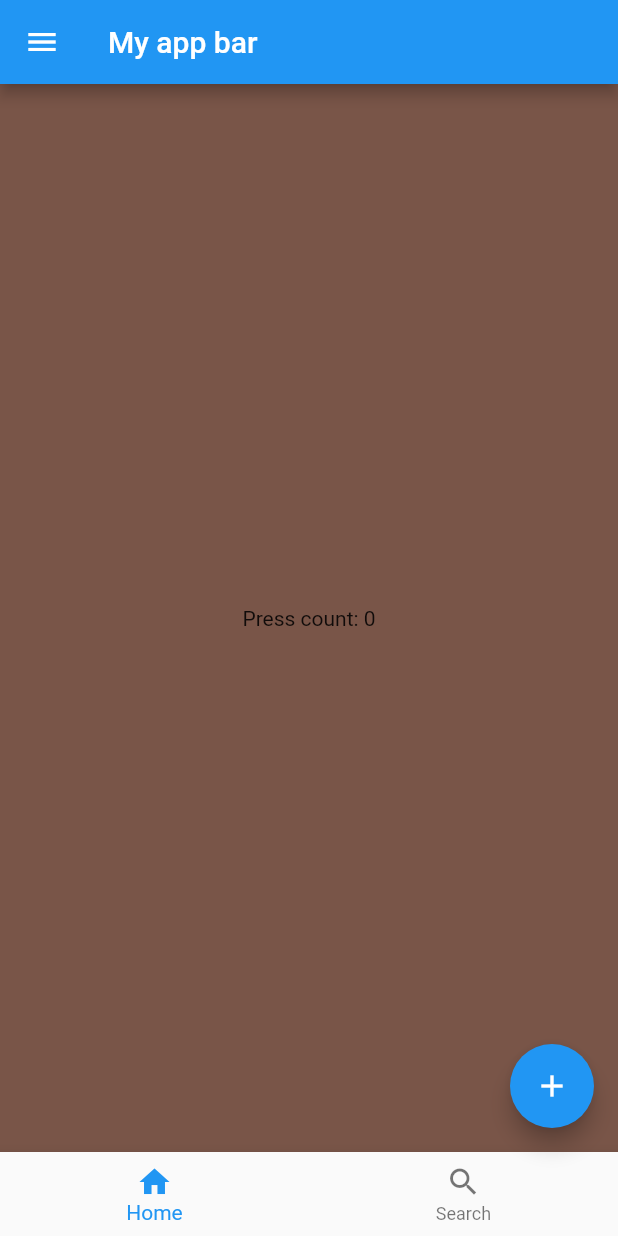
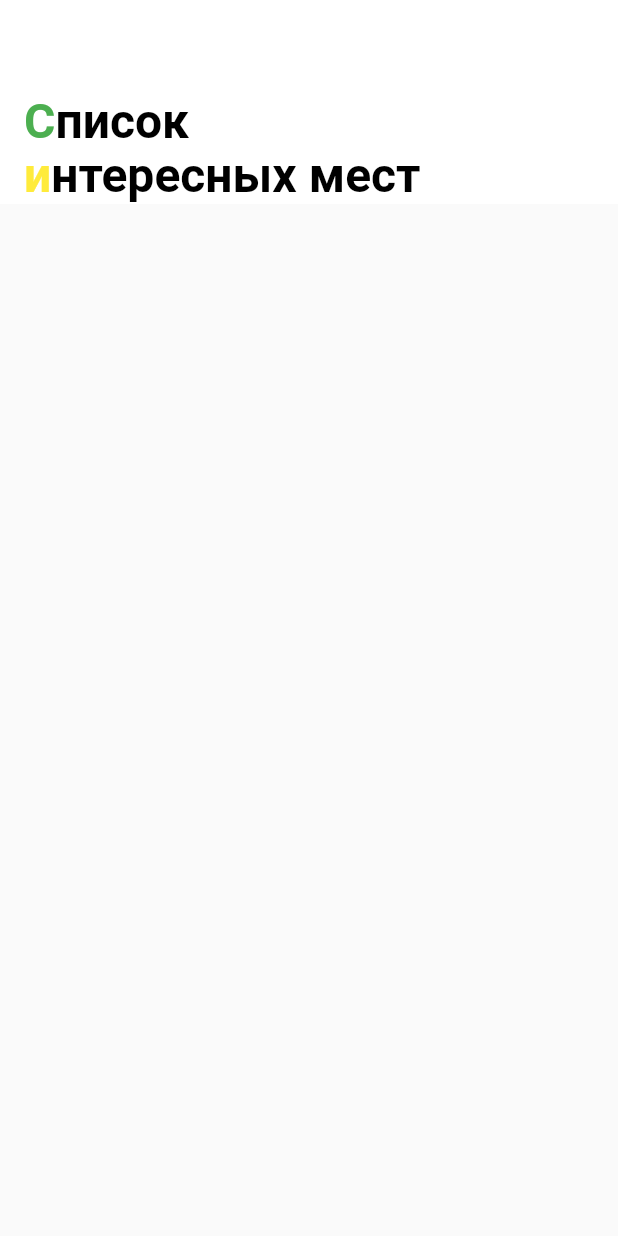
Before and after one commit to ivanthespacebiker/Flutterplaces, a Flutter app: the screen it shows after launch, on a phone screen of 412 x 824 dp. Run offline on Flutter 3.47's test engine with Material 2 defaults, Android fonts, the phone set to English and light mode, and no system bars.

Commit message:
TextTextStyle

```diff
--- a/lib/ui/screen/sight_list_screen.dart
+++ b/lib/ui/screen/sight_list_screen.dart
@@ -1,3 +1,5 @@
+/// Экран со списком интересных мест
+
 import 'package:flutter/material.dart';
 import 'package:flutter/widgets.dart';
 
@@ -7,86 +9,48 @@ class SightListScreen extends StatefulWidget {
 }
 
 class _SightListScreenState extends State<SightListScreen> {
-  int _pressCount = 0;
   @override
   Widget build(BuildContext context) {
     return Scaffold(
-      appBar: AppBar(
-        title: Text("My app bar"),
-      ),
-      body: Center(
-        child: Flex(
-            crossAxisAlignment: CrossAxisAlignment.stretch,
-            direction: Axis.vertical,
-            children: [
-              Flexible(
-                fit: FlexFit.tight,
-                child: Flex(
-                  crossAxisAlignment: CrossAxisAlignment.stretch,
-                  direction: Axis.horizontal,
-                  children: [
-                    Flexible(
-                      fit: FlexFit.tight,
-                      child: Container(
-                        color: Colors.brown,
-                        child: Center(
-                          child: Text('Press count: $_pressCount'),
-                        ),
-                      ),
-                    )
-                  ],
+      appBar: PreferredSize(
+        preferredSize: Size.fromHeight(136.0),
+        child: AppBar(
+          elevation: 0.0,
+          backgroundColor: Colors.white,
+          flexibleSpace: Container(
+            padding: EdgeInsets.only(top: 64, bottom: 0, left: 16, right: 16),
+            margin: EdgeInsets.zero,
+            child: RichText(
+              textAlign: TextAlign.left,
+              text: TextSpan(
+                style: TextStyle(
+                  color: Colors.black,
+                  fontSize: 32,
+                  fontWeight: FontWeight.bold,
+                  fontStyle: FontStyle.normal,
+                  height: 1.12,
                 ),
-              ),
-            ]),
-      ),
-      drawer: Drawer(
-        child: new ListView(
-          children: [
-            new DrawerHeader(
-              child: new Text("My drawer Header"),
-              decoration: new BoxDecoration(
-                color: Colors.blue,
+                children: [
+                  TextSpan(
+                    text: "С",
+                    style: TextStyle(color: Colors.green),
+                  ),
+                  TextSpan(
+                    text: "писок ",
+                  ),
+                  TextSpan(
+                    text: "\nи",
+                    style: TextStyle(color: Colors.yellow),
+                  ),
+                  TextSpan(
+                    text: "нтересных мест",
+                  ),
+                ],
               ),
             ),
-            new Text("My drawer item 1"),
-            new Text("My drawer item 2"),
-            new Text("My drawer item 3"),
-          ],
+          ),
         ),
-      ),
-      bottomNavigationBar: new BottomNavigationBar(
-        items: [
-          new BottomNavigationBarItem(
-            icon: new Icon(Icons.home),
-            label: "Home",
-          ),
-          new BottomNavigationBarItem(
-            icon: new Icon(Icons.search),
-            label: "Search",
-          )
-        ],
-        onTap: onTap,
-      ),
-      floatingActionButton: new FloatingActionButton(
-        onPressed: onPress,
-        child: new Icon(Icons.add),
       ),
     );
   }
-
-  void onTap(int item) {
-    setState(() {
-      incrementPressCont();
-    });
-  }
-
-  void onPress() {
-    setState(() {
-      incrementPressCont();
-    });
-  }
-
-  void incrementPressCont() {
-    _pressCount += 1;
-  }
 }
```
